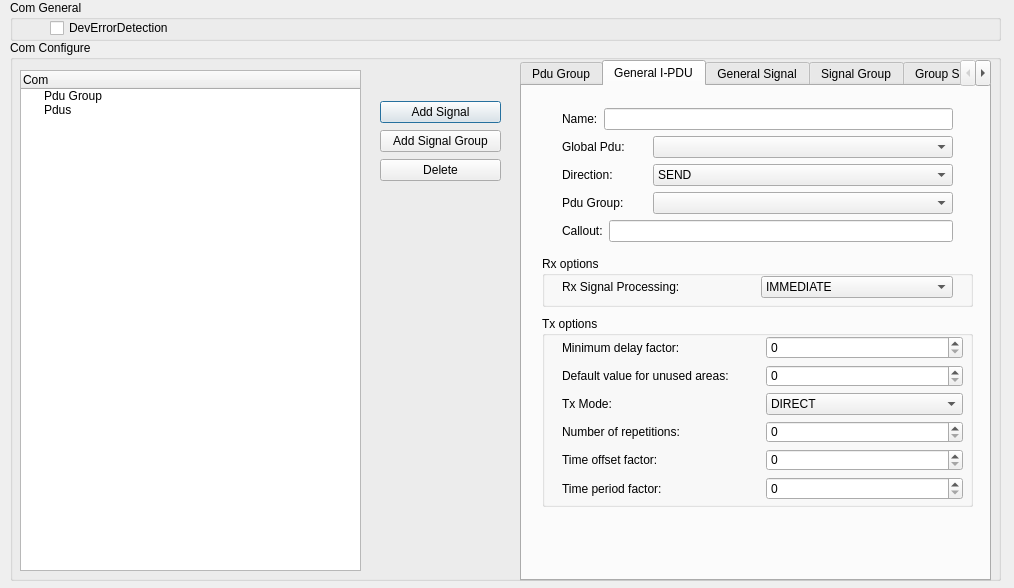
Above: gainos_studio/ui_forms/comstack/Com_Dlg.ui from parai/GaInOS_Based_On_uTenux-tkernel before the change. Below: the same form after it.
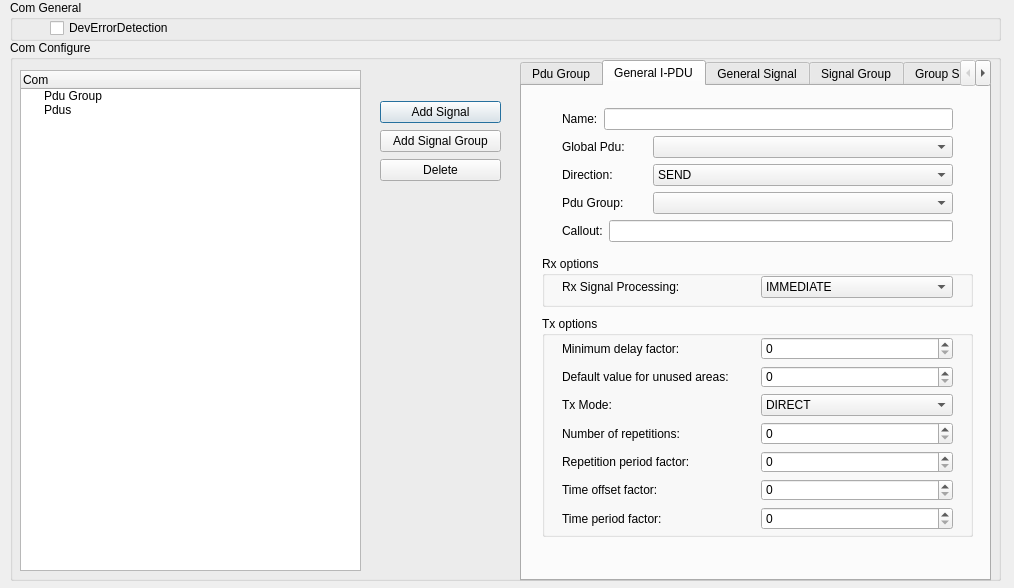
That is the form after the change. The open tabs and pages were chosen to show the change.

Diff of the .ui file:
```diff
--- a/gainos_studio/ui_forms/comstack/Com_Dlg.ui
+++ b/gainos_studio/ui_forms/comstack/Com_Dlg.ui
@@ -177,19 +177,19 @@
         <x>20</x>
         <y>230</y>
         <width>431</width>
-        <height>191</height>
+        <height>221</height>
        </rect>
       </property>
       <property name="title">
        <string>Tx options</string>
       </property>
-      <widget class="QWidget" name="layoutWidget_5">
+      <widget class="QWidget" name="layoutWidget">
        <property name="geometry">
         <rect>
          <x>20</x>
-         <y>20</y>
-         <width>401</width>
-         <height>164</height>
+         <y>21</y>
+         <width>391</width>
+         <height>192</height>
         </rect>
        </property>
        <layout class="QVBoxLayout" name="verticalLayout">
@@ -274,6 +274,20 @@
           </item>
          </layout>
         </item>
+        <item>
+         <layout class="QHBoxLayout" name="horizontalLayout_42">
+          <item>
+           <widget class="QLabel" name="label_38">
+            <property name="text">
+             <string>Repetition period factor:</string>
+            </property>
+           </widget>
+          </item>
+          <item>
+           <widget class="QSpinBox" name="spbxRepetitionPeriodFactor"/>
+          </item>
+         </layout>
+        </item>
         <item>
          <layout class="QHBoxLayout" name="horizontalLayout_11">
           <item>
```
Left out of the diff: 5 changed lines with no effect on the pictures.
